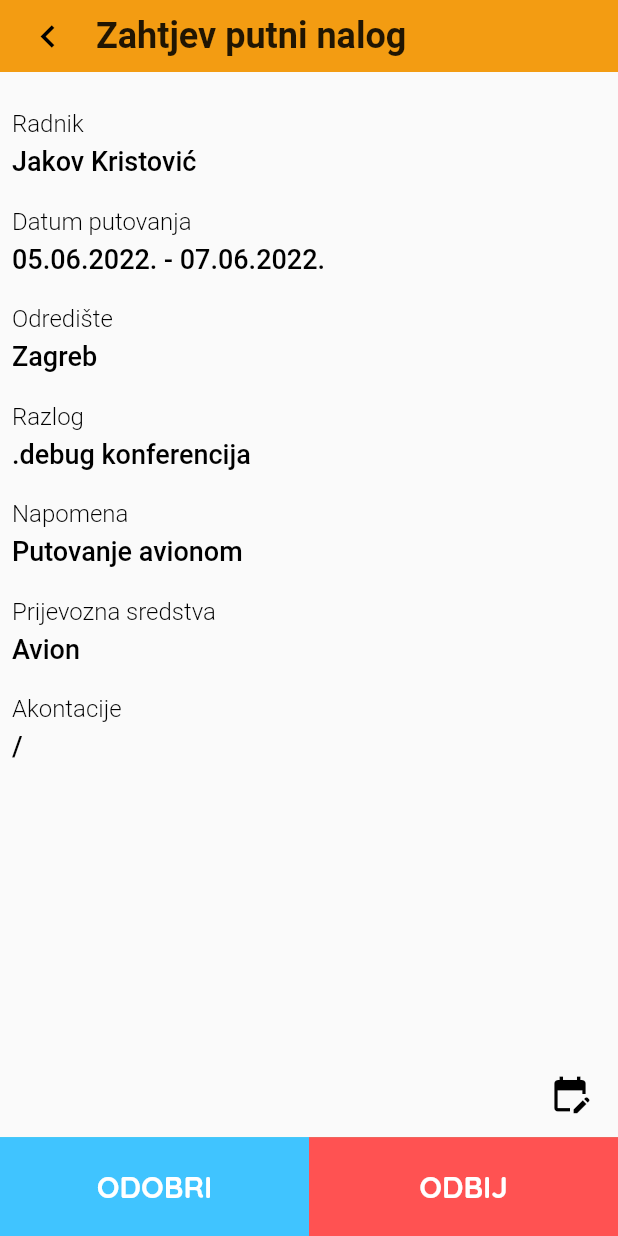
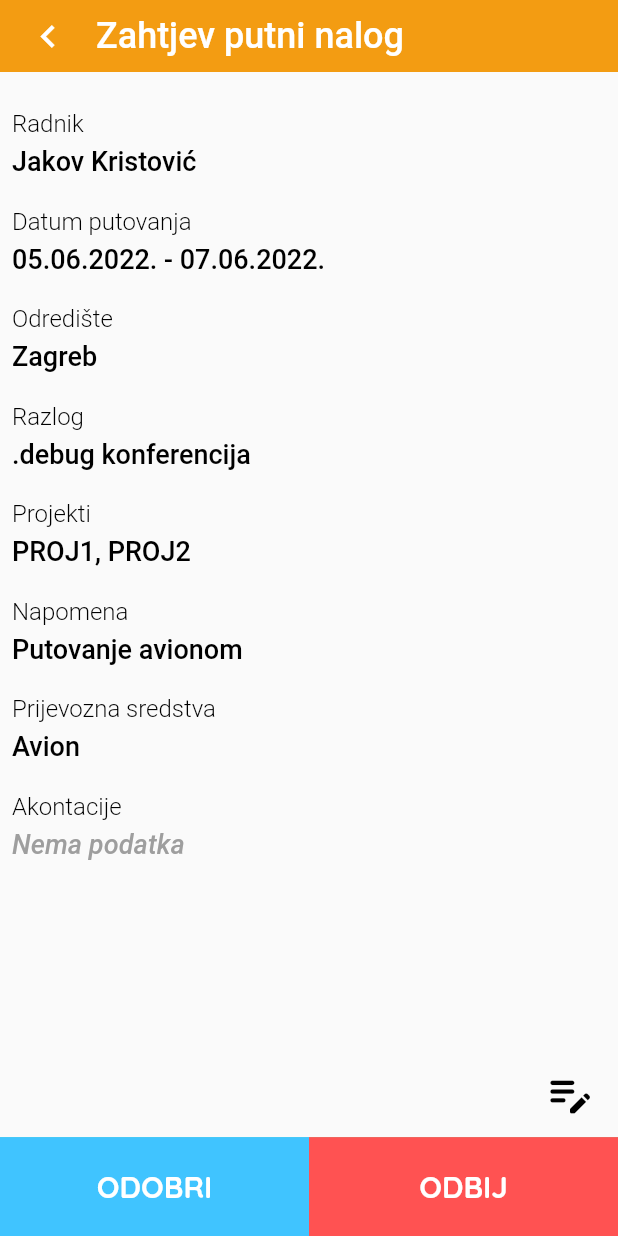
Before and after one commit to TheJakov/argosy_companion, a Flutter app: the TravelWarrantDetail screen opened directly with sample values from the repository, on a phone screen of 412 x 824 dp. Run offline on Flutter 3.47's test engine with Material 2 defaults, Android fonts, the light colour scheme and no system bars; our stand-ins replace badges, google_fonts.

Commit message:
ArgosyCompanionUtil, TW projects
+ class ArgosyCompanionUtil, method displayDetailTextProperty which OOPs display of text information fields

+ Travel warrants projects field

```diff
--- /dev/null
+++ b/lib/classes/argosy_companion_util.dart
@@ -0,0 +1,14 @@
+import 'package:flutter/material.dart';
+
+class ArgosyCompanionUtil {
+  static Text displayDetailTextProperty(String value){
+    return
+      Text(value.isNotEmpty ? value : 'Nema podatka',
+        style: TextStyle(
+            fontSize: 18,
+            fontWeight: FontWeight.w500,
+            fontStyle: value.isNotEmpty ? FontStyle.normal : FontStyle.italic,
+            color: value.isNotEmpty ? Colors.black : Colors.grey)
+    );
+  }
+}
--- a/lib/classes/travel_warrant.dart
+++ b/lib/classes/travel_warrant.dart
@@ -8,37 +8,42 @@ class TravelWarrant {
   String meansOfTransportation;
   String advances;
   bool isNew;
+  List<String> projects;
 
   TravelWarrant(this.person, this.dateFrom, this.dateTo, this.destination,
       this.reason, this.remark, this.meansOfTransportation, this.advances,
-      {this.isNew = false});
+      {this.isNew = false, this.projects = const []});
 
   String datePeriod() {
     return '$dateFrom - $dateTo';
   }
 
+  String getProjects(){
+    String projects = '';
+
+    if(this.projects.isEmpty){
+      return projects;
+    }
+
+    for(var project in this.projects){
+      projects += projects.isEmpty ? project : ', $project';
+    }
+
+    return projects;
+  }
+
   static List<TravelWarrant> fetchDataTest() {
     return <TravelWarrant>[
       TravelWarrant('Jakov Kristović', '05.06.2022.', '07.06.2022.', 'Zagreb',
-          '.debug konferencija', 'Putovanje avionom', 'Avion', '/'),
+          '.debug konferencija' , 'Putovanje avionom', 'Avion', '', projects: <String>["PROJ1", "PROJ2"]),
       TravelWarrant('Luka Rokolj', '15.06.2022.', '20.08.2022.', 'Glasgow',
-          'Sveučilišna posla', 'Ide preko volje', 'Avion', '/'),
+          'Sveučilišna posla', 'Ide preko volje', 'Avion', ''),
       TravelWarrant('Jack Sparrow', '02.07.2022.', '13.07.2022.', 'Black Pearl',
-          'Promoviranje ruma', 'Ima li ga još?', 'Dingy', '350kn',
-          isNew: true),
-      TravelWarrant(
-          'Davy Jones',
-          '05.07.2022.',
-          '10.07.2022.',
-          'The Flying Dutchman',
-          'Đir oko Kariba',
-          '',
-          'The Flying Dutchman',
-          '/',
-          isNew: true),
+          'Promoviranje ruma', 'Ima li ga još?', 'Dingy', '350kn', isNew: true),
+      TravelWarrant('Davy Jones', '05.07.2022.',  '10.07.2022.', 'The Flying Dutchman',
+          'Đir oko Kariba', '', 'The Flying Dutchman', '', isNew: true, projects: <String>['PROJ2', 'PROJ3', 'PROJ4']),
       TravelWarrant('Hector Barbosa', '23.07.2022.', '24.07.2022.',
-          'Isle de Muerte', 'Da guzica vidi puta', '', 'Black Pearl', '/',
-          isNew: true),
+          'Isle de Muerte', 'Da guzica vidi puta', '', 'Black Pearl', '', isNew: true),
     ];
   }
 }
--- a/lib/screens/travel_warrant_detail.dart
+++ b/lib/screens/travel_warrant_detail.dart
@@ -1,4 +1,5 @@
 import 'package:argosy_companion/classes/argosy_companion_constants.dart';
+import 'package:argosy_companion/classes/argosy_companion_util.dart';
 import 'package:argosy_companion/classes/travel_warrant.dart';
 import 'package:flutter/material.dart';
 import 'package:google_fonts/google_fonts.dart';
@@ -28,7 +29,7 @@ class _TravelWarrantDetailState extends State<TravelWarrantDetail> {
                       child: const Icon(
                         Icons.chevron_left,
                         size: 30,
-                        color: Colors.black,
+                        color: Colors.white,
                       ),
                       onPressed: () {
                         Navigator.pop(context);
@@ -38,7 +39,7 @@ class _TravelWarrantDetailState extends State<TravelWarrantDetail> {
                     child: const Text(
                       "Zahtjev putni nalog",
                       style:
-                          TextStyle(fontSize: 24, fontWeight: FontWeight.w600),
+                          TextStyle(fontSize: 24, fontWeight: FontWeight.w500, color: Colors.white),
                     ),
                   ),
                 ],
@@ -63,11 +64,7 @@ class _TravelWarrantDetailState extends State<TravelWarrantDetail> {
                             const SizedBox(
                               height: 5,
                             ),
-                            Text('${widget.travelWarrant.person}',
-                                style: const TextStyle(
-                                    fontSize: 18,
-                                    fontWeight: FontWeight.w500,
-                                    color: Colors.black)),
+                            ArgosyCompanionUtil.displayDetailTextProperty(widget.travelWarrant.person)
                           ],
                         ),
                       ]),
@@ -86,11 +83,7 @@ class _TravelWarrantDetailState extends State<TravelWarrantDetail> {
                             const SizedBox(
                               height: 5,
                             ),
-                            Text('${widget.travelWarrant.datePeriod()}',
-                                style: const TextStyle(
-                                    fontSize: 18,
-                                    fontWeight: FontWeight.w500,
-                                    color: Colors.black)),
+                            ArgosyCompanionUtil.displayDetailTextProperty(widget.travelWarrant.datePeriod())
                           ],
                         ),
                       ]),
@@ -109,11 +102,7 @@ class _TravelWarrantDetailState extends State<TravelWarrantDetail> {
                             const SizedBox(
                               height: 5,
                             ),
-                            Text('${widget.travelWarrant.destination}',
-                                style: const TextStyle(
-                                    fontSize: 18,
-                                    fontWeight: FontWeight.w500,
-                                    color: Colors.black)),
+                            ArgosyCompanionUtil.displayDetailTextProperty(widget.travelWarrant.destination)
                           ],
                         ),
                       ]),
@@ -132,11 +121,26 @@ class _TravelWarrantDetailState extends State<TravelWarrantDetail> {
                             const SizedBox(
                               height: 5,
                             ),
-                            Text('${widget.travelWarrant.reason}',
-                                style: const TextStyle(
-                                    fontSize: 18,
-                                    fontWeight: FontWeight.w500,
+                            ArgosyCompanionUtil.displayDetailTextProperty(widget.travelWarrant.reason)
+                          ],
+                        ),
+                      ]),
+                      const SizedBox(
+                        height: 20,
+                      ),
+                      Row(children: [
+                        Column(
+                          crossAxisAlignment: CrossAxisAlignment.start,
+                          children: [
+                            const Text("Projekti",
+                                style: TextStyle(
+                                    fontSize: 16,
+                                    fontWeight: FontWeight.w300,
                                     color: Colors.black)),
+                            const SizedBox(
+                              height: 5,
+                            ),
+                            ArgosyCompanionUtil.displayDetailTextProperty(widget.travelWarrant.getProjects())
                           ],
                         ),
                       ]),
@@ -155,11 +159,7 @@ class _TravelWarrantDetailState extends State<TravelWarrantDetail> {
                             const SizedBox(
                               height: 5,
                             ),
-                            Text('${widget.travelWarrant.remark}',
-                                style: const TextStyle(
-                                    fontSize: 18,
-                                    fontWeight: FontWeight.w500,
-                                    color: Colors.black)),
+                            ArgosyCompanionUtil.displayDetailTextProperty(widget.travelWarrant.remark)
                           ],
                         ),
                       ]),
@@ -178,12 +178,7 @@ class _TravelWarrantDetailState extends State<TravelWarrantDetail> {
                             const SizedBox(
                               height: 5,
                             ),
-                            Text(
-                                '${widget.travelWarrant.meansOfTransportation}',
-                                style: const TextStyle(
-                                    fontSize: 18,
-                                    fontWeight: FontWeight.w500,
-                                    color: Colors.black)),
+                            ArgosyCompanionUtil.displayDetailTextProperty(widget.travelWarrant.meansOfTransportation)
                           ],
                         ),
                       ]),
@@ -202,11 +197,7 @@ class _TravelWarrantDetailState extends State<TravelWarrantDetail> {
                             const SizedBox(
                               height: 5,
                             ),
-                            Text('${widget.travelWarrant.advances}',
-                                style: const TextStyle(
-                                    fontSize: 18,
-                                    fontWeight: FontWeight.w500,
-                                    color: Colors.black)),
+                            ArgosyCompanionUtil.displayDetailTextProperty(widget.travelWarrant.advances)
                           ],
                         ),
                       ]),
@@ -229,9 +220,9 @@ class _TravelWarrantDetailState extends State<TravelWarrantDetail> {
                             Navigator.pop(context);
                           },
                           child: const Icon(
-                            Icons.edit_calendar,
-                            size: 28,
-                            color: Colors.black,
+                            Icons.edit_note_rounded,
+                            size: 35,
+                            color: Colors.black
                           ),
                         ),
                       ),
@@ -244,7 +235,7 @@ class _TravelWarrantDetailState extends State<TravelWarrantDetail> {
                               TextButton(
                                   style: TextButton.styleFrom(
                                       padding: EdgeInsets.zero,
-                                      minimumSize: Size(50, 30),
+                                      minimumSize: const Size(50, 30),
                                       tapTargetSize:
                                           MaterialTapTargetSize.shrinkWrap,
                                       alignment: Alignment.centerLeft),
@@ -269,7 +260,7 @@ class _TravelWarrantDetailState extends State<TravelWarrantDetail> {
                               TextButton(
                                   style: TextButton.styleFrom(
                                       padding: EdgeInsets.zero,
-                                      minimumSize: Size(50, 30),
+                                      minimumSize: const Size(50, 30),
                                       tapTargetSize:
                                           MaterialTapTargetSize.shrinkWrap,
                                       alignment: Alignment.centerLeft),
```
